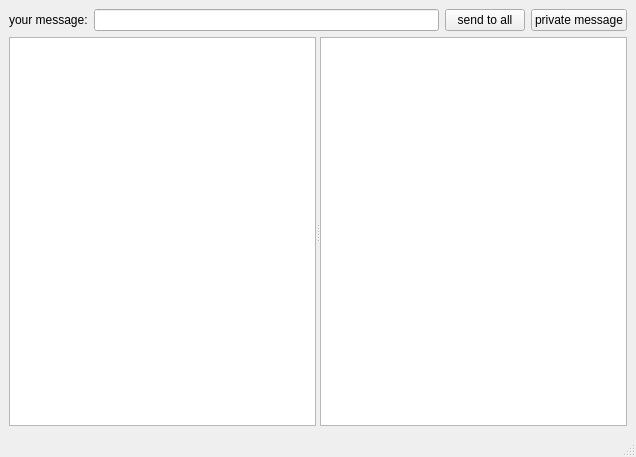
This is client/client/sources/mainwindow.ui in AlexeyShumkin/QChat as Qt 5 draws it before an edit. The edited form follows.
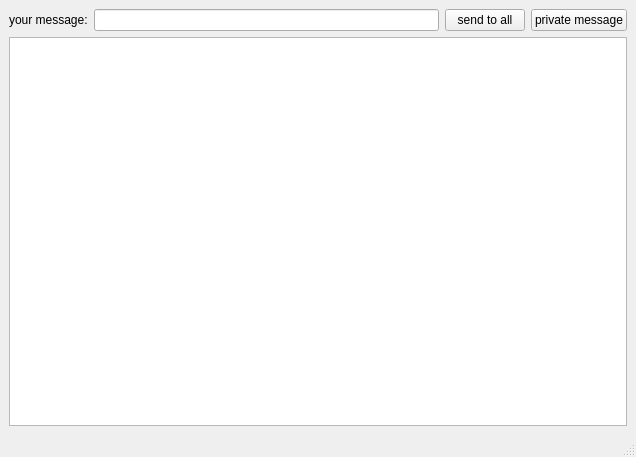
This is the edited form.

The edit to the form file:
```diff
--- a/client/client/sources/mainwindow.ui
+++ b/client/client/sources/mainwindow.ui
@@ -49,7 +49,6 @@
        <enum>Qt::Horizontal</enum>
       </property>
       <widget class="QTextBrowser" name="textBrowser"/>
-      <widget class="QTextBrowser" name="textBrowser_2"/>
      </widget>
     </item>
    </layout>
```
